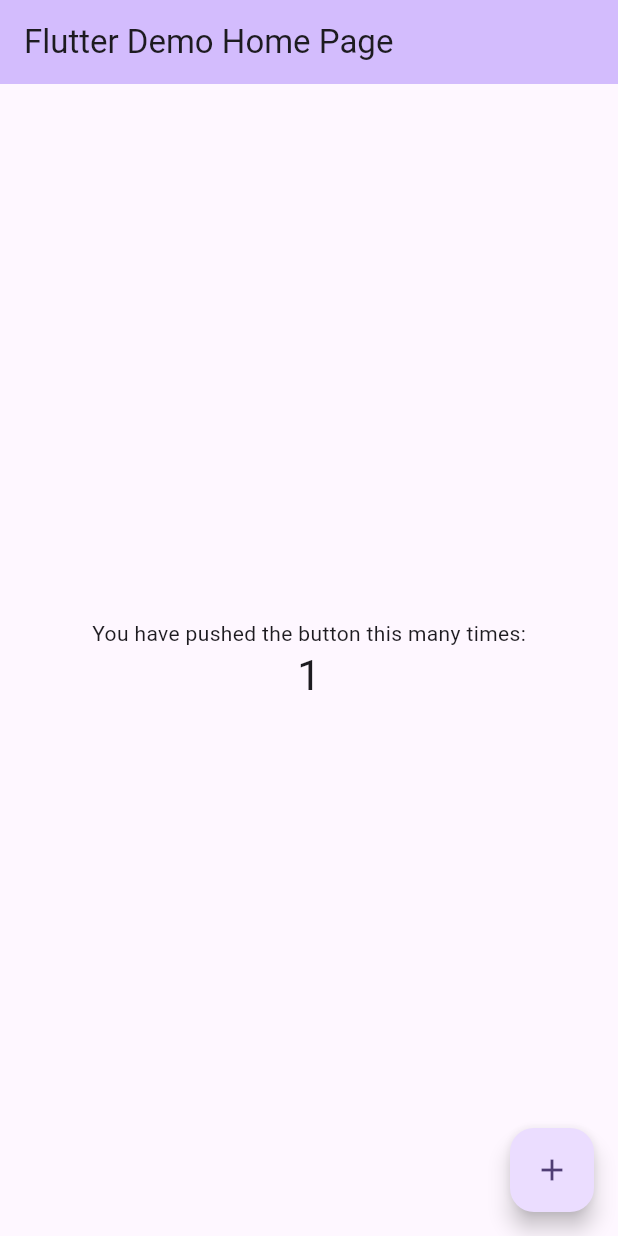
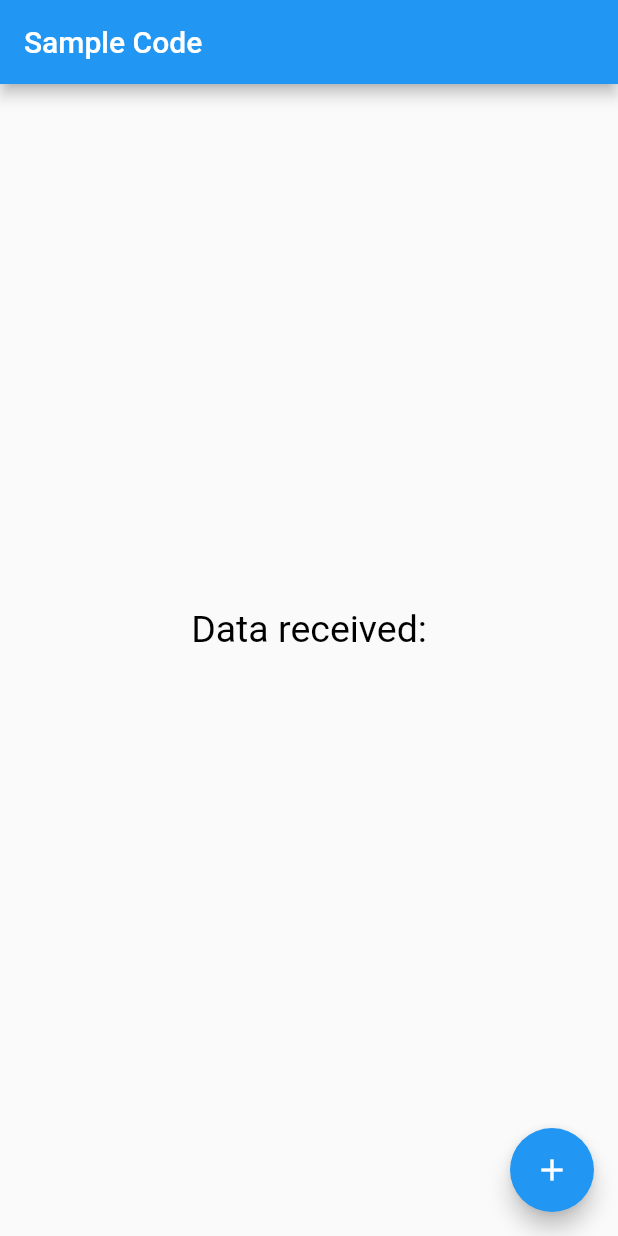
Before and after one commit to sontrtb/car-manager-app, a Flutter app: the screen it shows after launch, after a tap on the "add" icon, on a phone screen of 412 x 824 dp. Run offline on Flutter 3.47's test engine with Material 2 defaults, Android fonts, the phone set to English and light mode, and no system bars; missing offline and left inert: mqtt_client.

Commit message:
feat: test mqtt connect

```diff
--- a/lib/main.dart
+++ b/lib/main.dart
@@ -1,3 +1,4 @@
+import 'package:car_manager_app/mqtt-handler.dart';
 import 'package:flutter/material.dart';
 
 void main() {
@@ -7,119 +8,64 @@ void main() {
 class MyApp extends StatelessWidget {
   const MyApp({super.key});
 
-  // This widget is the root of your application.
   @override
   Widget build(BuildContext context) {
-    return MaterialApp(
-      title: 'Flutter Demo',
-      theme: ThemeData(
-        // This is the theme of your application.
-        //
-        // TRY THIS: Try running your application with "flutter run". You'll see
-        // the application has a blue toolbar. Then, without quitting the app,
-        // try changing the seedColor in the colorScheme below to Colors.green
-        // and then invoke "hot reload" (save your changes or press the "hot
-        // reload" button in a Flutter-supported IDE, or press "r" if you used
-        // the command line to start the app).
-        //
-        // Notice that the counter didn't reset back to zero; the application
-        // state is not lost during the reload. To reset the state, use hot
-        // restart instead.
-        //
-        // This works for code too, not just values: Most code changes can be
-        // tested with just a hot reload.
-        colorScheme: ColorScheme.fromSeed(seedColor: Colors.deepPurple),
-        useMaterial3: true,
-      ),
-      home: const MyHomePage(title: 'Flutter Demo Home Page'),
+    return const MaterialApp(
+      home: MyStatefulWidget(),
     );
   }
 }
 
-class MyHomePage extends StatefulWidget {
-  const MyHomePage({super.key, required this.title});
-
-  // This widget is the home page of your application. It is stateful, meaning
-  // that it has a State object (defined below) that contains fields that affect
-  // how it looks.
-
-  // This class is the configuration for the state. It holds the values (in this
-  // case the title) provided by the parent (in this case the App widget) and
-  // used by the build method of the State. Fields in a Widget subclass are
-  // always marked "final".
-
-  final String title;
+class MyStatefulWidget extends StatefulWidget {
+  const MyStatefulWidget({super.key});
 
   @override
-  State<MyHomePage> createState() => _MyHomePageState();
+  State<MyStatefulWidget> createState() => _MyStatefulWidgetState();
 }
 
-class _MyHomePageState extends State<MyHomePage> {
-  int _counter = 0;
+class _MyStatefulWidgetState extends State<MyStatefulWidget> {
+  int _count = 0;
+  MqttHandler mqttHandler = MqttHandler();
 
-  void _incrementCounter() {
-    setState(() {
-      // This call to setState tells the Flutter framework that something has
-      // changed in this State, which causes it to rerun the build method below
-      // so that the display can reflect the updated values. If we changed
-      // _counter without calling setState(), then the build method would not be
-      // called again, and so nothing would appear to happen.
-      _counter++;
-    });
+  @override
+  void initState() {
+    super.initState();
+    mqttHandler.connect();
   }
 
   @override
   Widget build(BuildContext context) {
-    // This method is rerun every time setState is called, for instance as done
-    // by the _incrementCounter method above.
-    //
-    // The Flutter framework has been optimized to make rerunning build methods
-    // fast, so that you can just rebuild anything that needs updating rather
-    // than having to individually change instances of widgets.
     return Scaffold(
       appBar: AppBar(
-        // TRY THIS: Try changing the color here to a specific color (to
-        // Colors.amber, perhaps?) and trigger a hot reload to see the AppBar
-        // change color while the other colors stay the same.
-        backgroundColor: Theme.of(context).colorScheme.inversePrimary,
-        // Here we take the value from the MyHomePage object that was created by
-        // the App.build method, and use it to set our appbar title.
-        title: Text(widget.title),
+        title: const Text('Sample Code'),
       ),
       body: Center(
-        // Center is a layout widget. It takes a single child and positions it
-        // in the middle of the parent.
         child: Column(
-          // Column is also a layout widget. It takes a list of children and
-          // arranges them vertically. By default, it sizes itself to fit its
-          // children horizontally, and tries to be as tall as its parent.
-          //
-          // Column has various properties to control how it sizes itself and
-          // how it positions its children. Here we use mainAxisAlignment to
-          // center the children vertically; the main axis here is the vertical
-          // axis because Columns are vertical (the cross axis would be
-          // horizontal).
-          //
-          // TRY THIS: Invoke "debug painting" (choose the "Toggle Debug Paint"
-          // action in the IDE, or press "p" in the console), to see the
-          // wireframe for each widget.
           mainAxisAlignment: MainAxisAlignment.center,
           children: <Widget>[
-            const Text(
-              'You have pushed the button this many times:',
-            ),
-            Text(
-              '$_counter',
-              style: Theme.of(context).textTheme.headlineMedium,
-            ),
+            const Text('Data received:',
+                style: TextStyle(color: Colors.black, fontSize: 25)),
+            ValueListenableBuilder<String>(
+              builder: (BuildContext context, String value, Widget? child) {
+                return Row(
+                  mainAxisAlignment: MainAxisAlignment.spaceEvenly,
+                  children: <Widget>[
+                    Text('$value',
+                        style: TextStyle(
+                            color: Colors.deepPurpleAccent, fontSize: 35))
+                  ],
+                );
+              },
+              valueListenable: mqttHandler.data,
+            )
           ],
         ),
       ),
       floatingActionButton: FloatingActionButton(
-        onPressed: _incrementCounter,
-        tooltip: 'Increment',
+        onPressed: () => setState(() => _count++),
+        tooltip: 'Increment Counter',
         child: const Icon(Icons.add),
-      ), // This trailing comma makes auto-formatting nicer for build methods.
+      ),
     );
   }
 }
--- /dev/null
+++ b/lib/mqtt-handler.dart
@@ -0,0 +1,101 @@
+import 'package:flutter/foundation.dart';
+import 'package:mqtt_client/mqtt_client.dart';
+import 'package:mqtt_client/mqtt_server_client.dart';
+
+class MqttHandler with ChangeNotifier {
+  final ValueNotifier<String> data = ValueNotifier<String>("");
+  late MqttServerClient client;
+
+  Future<Object> connect() async {
+    client = MqttServerClient.withPort(
+        'broker.hivemq.com', 'clientId-CZNavrJuoV', 1883);
+    client.logging(on: true);
+    client.onConnected = onConnected;
+    client.onDisconnected = onDisconnected;
+    client.onUnsubscribed = onUnsubscribed;
+    client.onSubscribed = onSubscribed;
+    client.onSubscribeFail = onSubscribeFail;
+    client.pongCallback = pong;
+    client.keepAlivePeriod = 60;
+    client.logging(on: true);
+
+    client.setProtocolV311();
+
+    final connMessage = MqttConnectMessage()
+        .withWillTopic('willtopic')
+        .withWillMessage('Will message')
+        .startClean()
+        .withWillQos(MqttQos.atLeastOnce);
+
+    print('MQTT_LOGS::Mosquitto client connecting....');
+
+    client.connectionMessage = connMessage;
+    try {
+      await client.connect();
+    } catch (e) {
+      print('Exception: $e');
+      client.disconnect();
+    }
+
+    if (client.connectionStatus!.state == MqttConnectionState.connected) {
+      print('MQTT_LOGS::Mosquitto client connected');
+    } else {
+      print(
+          'MQTT_LOGS::ERROR Mosquitto client connection failed - disconnecting, status is ${client.connectionStatus}');
+      client.disconnect();
+      return -1;
+    }
+
+    print('MQTT_LOGS::Subscribing to the test/lol topic');
+    const topic = 'abcabc';
+    client.subscribe(topic, MqttQos.atMostOnce);
+
+    client.updates!.listen((List<MqttReceivedMessage<MqttMessage?>>? c) {
+      final recMess = c![0].payload as MqttPublishMessage;
+      final pt =
+          MqttPublishPayload.bytesToStringAsString(recMess.payload.message);
+
+      data.value = pt;
+      notifyListeners();
+      print(
+          'MQTT_LOGS:: New data arrived: topic is <${c[0].topic}>, payload is $pt');
+      print('');
+    });
+
+    return client;
+  }
+
+  void onConnected() {
+    print('MQTT_LOGS:: Connected');
+  }
+
+  void onDisconnected() {
+    print('MQTT_LOGS:: Disconnected');
+  }
+
+  void onSubscribed(String topic) {
+    print('MQTT_LOGS:: Subscribed topic: $topic');
+  }
+
+  void onSubscribeFail(String topic) {
+    print('MQTT_LOGS:: Failed to subscribe $topic');
+  }
+
+  void onUnsubscribed(String? topic) {
+    print('MQTT_LOGS:: Unsubscribed topic: $topic');
+  }
+
+  void pong() {
+    print('MQTT_LOGS:: Ping response client callback invoked');
+  }
+
+  void publishMessage(String message) {
+    const pubTopic = 'test/sample';
+    final builder = MqttClientPayloadBuilder();
+    builder.addString(message);
+
+    if (client.connectionStatus?.state == MqttConnectionState.connected) {
+      client.publishMessage(pubTopic, MqttQos.atMostOnce, builder.payload!);
+    }
+  }
+}
--- a/pubspec.yaml
+++ b/pubspec.yaml
@@ -35,6 +35,7 @@ dependencies:
   # The following adds the Cupertino Icons font to your application.
   # Use with the CupertinoIcons class for iOS style icons.
   cupertino_icons: ^1.0.2
+  mqtt_client: ^10.0.0
 
 dev_dependencies:
   flutter_test:
```
Also changed, not shown: pubspec.lock, 1 other file.
